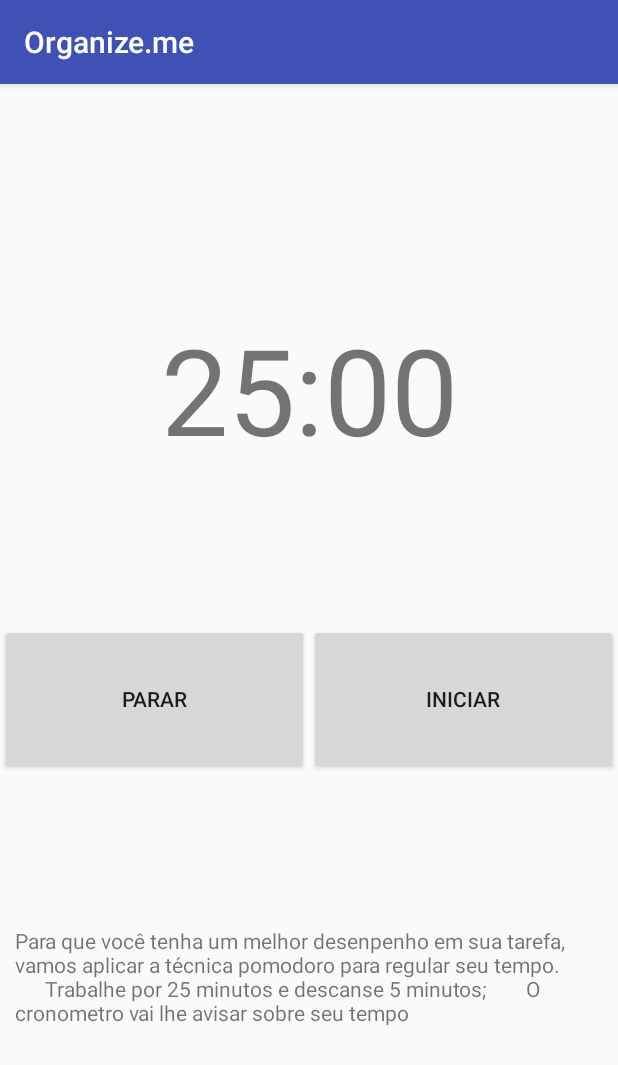
After one commit to EduMeurer999/Organizeme, an Android app: the cronometro_activity screen opened directly, with no data from a screen before it, on a phone screen of 412 x 824 dp. The commit adds this screen. Shown: the top 1065 px of the screen. Run offline under Robolectric (Android 15) with nearby library versions, the phone set to English and light mode, and no system bars; 1 statement that could not run was skipped.

Commit message:
Inicio do sistema de cronometro

```diff
--- a/app/src/main/AndroidManifest.xml
+++ b/app/src/main/AndroidManifest.xml
@@ -29,8 +29,9 @@
         <activity android:name=".Activity.NotasActivity" />
         <activity android:name=".Activity.tarefaActivity" />
         <activity android:name=".Activity.TarefasActivity" />
-        <activity android:name=".Activity.AjudaActivity"></activity>
-        <activity android:name=".Activity.EditarTarefaActivity"></activity>
+        <activity android:name=".Activity.AjudaActivity" />
+        <activity android:name=".Activity.EditarTarefaActivity" />
+        <activity android:name=".Activity.cronometro_activity"></activity>
     </application>
 
 </manifest>
--- /dev/null
+++ b/app/src/main/java/com/example/a20151inf0182/organizeme/Activity/countDown.java
@@ -0,0 +1,48 @@
+package com.example.a20151inf0182.organizeme.Activity;
+
+import android.content.Context;
+import android.os.CountDownTimer;
+import android.widget.TextView;
+
+import java.util.Calendar;
+
+public class countDown extends CountDownTimer {
+    private Context context;
+    private TextView tv;
+    private long timeInFuture;
+    private long interval;
+    /**
+     * @param millisInFuture    The number of millis in the future from the call
+     *                          to {@link #start()} until the countdown is done and {@link #onFinish()}
+     *                          is called.
+     * @param countDownInterval The interval along the way to receive
+     *                          {@link #onTick(long)} callbacks.
+     */
+    public countDown(Context context, TextView tv, long millisInFuture, long countDownInterval) {
+        super(millisInFuture, countDownInterval);
+
+    }
+
+    @Override
+    public void onTick(long millisUntilFinished) {
+        timeInFuture = millisUntilFinished;
+        tv.setText(getCorrectTimer(true, millisUntilFinished)+":"+getCorrectTimer(false, millisUntilFinished));
+    }
+
+    @Override
+    public void onFinish() {
+        timeInFuture -= 1000;
+        tv.setText(getCorrectTimer(true, timeInFuture)+":"+getCorrectTimer(false, timeInFuture));
+    }
+
+    private String getCorrectTimer(boolean isMinute, long millisUntilFinished){
+        String aux;
+        int consCalendar = isMinute ? Calendar.MINUTE : Calendar.SECOND;
+        Calendar c = Calendar.getInstance();
+        c.setTimeInMillis(millisUntilFinished);
+
+
+        aux = c.get(consCalendar)<10 ? "0"+c.get(consCalendar): ""+c.get(consCalendar);
+        return aux;
+    }
+}
--- /dev/null
+++ b/app/src/main/java/com/example/a20151inf0182/organizeme/Activity/cronometro_activity.java
@@ -0,0 +1,31 @@
+package com.example.a20151inf0182.organizeme.Activity;
+
+import android.app.AlarmManager;
+import android.support.v7.app.AppCompatActivity;
+import android.os.Bundle;
+import android.widget.TextView;
+
+import com.example.a20151inf0182.organizeme.R;
+
+import org.w3c.dom.Text;
+
+public class cronometro_activity extends AppCompatActivity {
+    private countDown timer;
+    @Override
+    protected void onCreate(Bundle savedInstanceState) {
+        super.onCreate(savedInstanceState);
+        setContentView(R.layout.activity_cronometro_activity);
+        TextView tvMostrarTempo = (TextView) findViewById(R.id.tempoVer);
+        tvMostrarTempo.setText("25:00");
+
+
+    }
+
+    @Override
+    protected void onResume() {
+        super.onResume();
+        TextView tv = (TextView) findViewById(R.id.tempoVer);
+        timer = new countDown(this, tv, 5*1000, 1000);
+        timer.start();
+    }
+}
--- a/app/src/main/java/com/example/a20151inf0182/organizeme/Activity/tarefaActivity.java
+++ b/app/src/main/java/com/example/a20151inf0182/organizeme/Activity/tarefaActivity.java
@@ -45,6 +45,7 @@ public class tarefaActivity extends AppCompatActivity {
         final Button btnArtigos = (Button) findViewById(R.id.btnArtigos);
         final Button btnEditar = (Button) findViewById(R.id.btnEditarTarefa);
         final Button btnFinalizar = (Button) findViewById(R.id.btnFinalizar);
+        final Button btnTrabTarefa = (Button) findViewById(R.id.btnFazerTarefa);
 
         tarefa = (Tarefas) i.getSerializableExtra("tarefa");
         usuario = (Usuarios) i.getSerializableExtra("Usuario");
@@ -82,7 +83,13 @@ public class tarefaActivity extends AppCompatActivity {
 //                Intent launchBrowser2 = new Intent(Intent.ACTION_VIEW, uriUrl2);
 //                startActivity(launchBrowser2);
             }
-        }) ;
+        });
+        btnTrabTarefa.setOnClickListener(new View.OnClickListener() {
+            @Override
+            public void onClick(View v) {
+                startActivity(new Intent(tarefaActivity.this, cronometro_activity.class));
+            }
+        });
 
 
     }
--- /dev/null
+++ b/app/src/main/res/layout/activity_cronometro_activity.xml
@@ -0,0 +1,57 @@
+<?xml version="1.0" encoding="utf-8"?>
+<LinearLayout xmlns:android="http://schemas.android.com/apk/res/android"
+    xmlns:tools="http://schemas.android.com/tools"
+    android:layout_width="match_parent"
+    android:layout_height="match_parent"
+    android:orientation="vertical"
+    tools:context=".Activity.cronometro_activity">
+
+    <TextView
+        android:id="@+id/tempoVer"
+        android:layout_width="match_parent"
+        android:layout_height="0dp"
+        android:layout_centerHorizontal="true"
+        android:layout_marginTop="100dp"
+        android:layout_weight="1"
+        android:gravity="center_vertical"
+        android:text="00:00"
+        android:textAlignment="center"
+        android:textSize="80dp" />
+
+    <LinearLayout
+        android:layout_width="match_parent"
+        android:layout_height="0dp"
+        android:layout_alignParentBottom="true"
+        android:layout_centerHorizontal="true"
+        android:layout_marginBottom="48dp"
+        android:layout_weight="1"
+        android:gravity="center_vertical"
+        android:orientation="horizontal">
+
+        <Button
+            android:id="@+id/button"
+            android:layout_width="0dp"
+            android:layout_height="100dp"
+            android:layout_weight="1"
+            android:text="Parar" />
+
+        <Button
+            android:id="@+id/button2"
+            android:layout_width="0dp"
+            android:layout_height="100dp"
+            android:layout_weight="1"
+            android:text="Iniciar" />
+    </LinearLayout>
+
+    <TextView
+        android:id="@+id/textView"
+        android:layout_width="match_parent"
+        android:layout_height="0dp"
+        android:layout_weight="1"
+        android:paddingLeft="10dp"
+        android:paddingRight="10dp"
+        android:text="Para que você tenha um melhor desenpenho em sua tarefa, vamos aplicar a técnica pomodoro para regular seu tempo.
+        \n      Trabalhe por 25 minutos e descanse 5 minutos;
+       O cronometro vai lhe avisar sobre seu tempo" />
+
+</LinearLayout>
```
